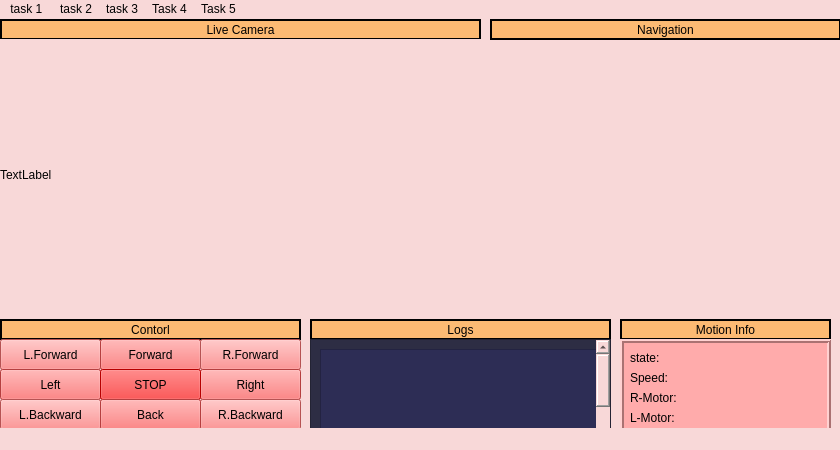
The window that GUI/Tm1GUI.ui (abdelrahman7124/torpedo-project) describes before a commit, drawn with Qt 5.
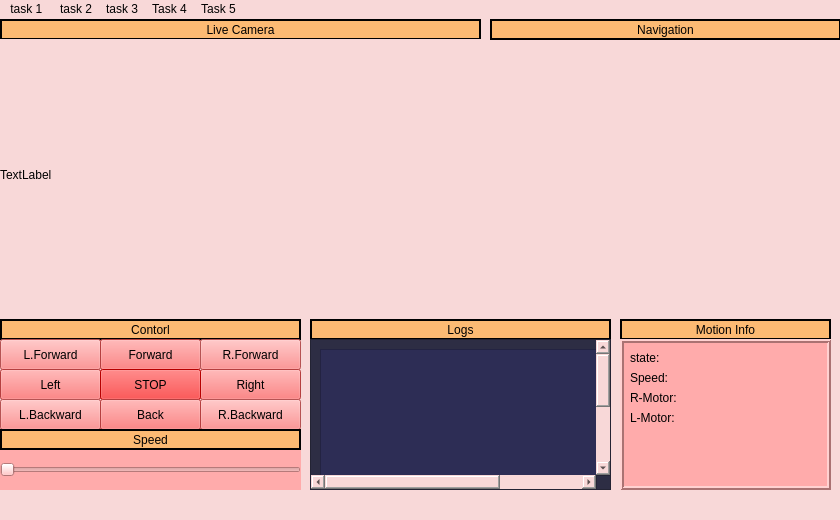
The same window after the commit.

Commit message: add Task 1 window + handle the code to display all tasks windoes will be  added

What changed in the file:
```diff
--- a/GUI/Tm1GUI.ui
+++ b/GUI/Tm1GUI.ui
@@ -2,10 +2,18 @@
 <ui version="4.0">
  <class>MainWindow</class>
  <widget class="QMainWindow" name="MainWindow">
+  <property name="geometry">
+   <rect>
+    <x>0</x>
+    <y>0</y>
+    <width>840</width>
+    <height>520</height>
+   </rect>
+  </property>
   <property name="minimumSize">
    <size>
     <width>840</width>
-    <height>450</height>
+    <height>520</height>
    </size>
   </property>
   <property name="windowTitle">
```
Left out of the diff: 15 changed lines with no effect on the pictures. The commit also changes 2 other files.
